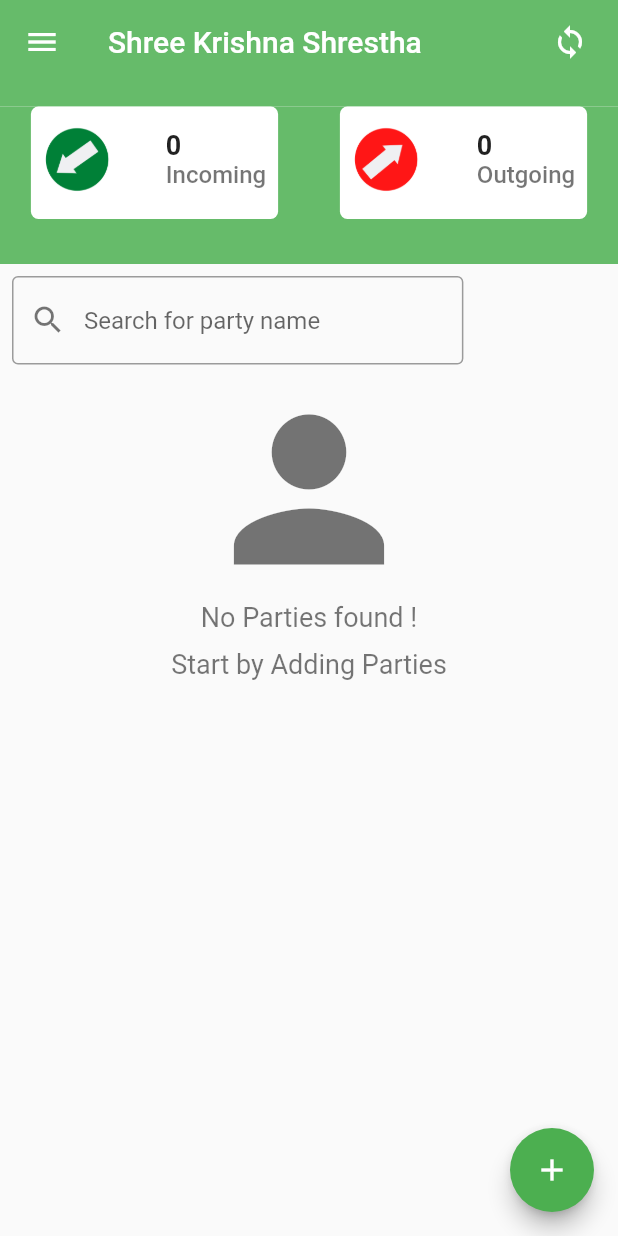
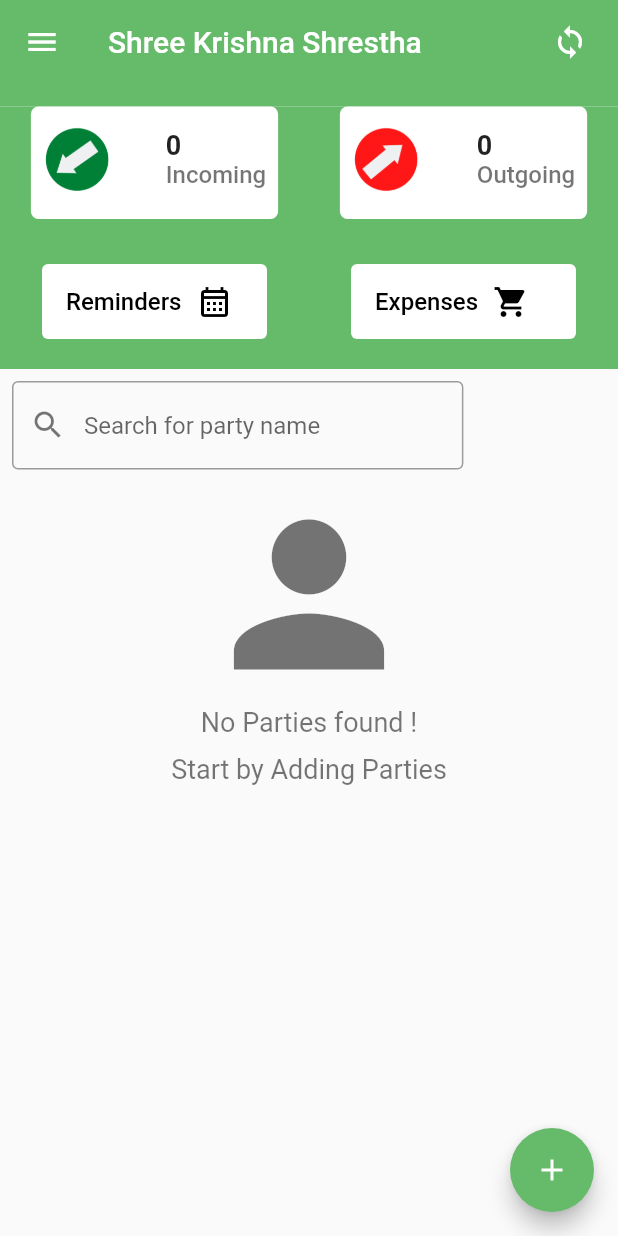
Before and after one commit to shreeecreation/Len-Den, a Flutter app: the screen it shows once a user with an empty profile is signed in, on a phone screen of 412 x 824 dp. Run offline on Flutter 3.47's test engine with Material 2 defaults, Android fonts, the phone set to English and light mode, and no system bars; drawn by our look-alikes of flutter_speed_dial; our stand-ins replace bloc, equatable, firebase_auth, firebase_core, flutter_bloc, flutter_profile_picture and 3 more; accounts and stored records are empty; Roboto replaces fonts that are missing (Georgia).

Commit message:
start expense

```diff
--- a/lib/Add Todos/Presentation/addtodos.dart
+++ b/lib/Add Todos/Presentation/addtodos.dart
@@ -234,6 +234,9 @@ class AddTodos extends StatelessWidget {
                   child: Padding(
                       padding: const EdgeInsets.all(8.0),
                       child: TextFormField(
+                          inputFormatters: <TextInputFormatter>[
+                            FilteringTextInputFormatter.allow(RegExp("[0-9a-zA-Z]")),
+                          ],
                           controller: phoneNo,
                           validator: (text) {
                             if (text == null || text.isEmpty) {
--- a/lib/Add Todos/Presentation/addtodosoutgoing.dart
+++ b/lib/Add Todos/Presentation/addtodosoutgoing.dart
@@ -214,6 +214,9 @@ class AddTodosOut extends StatelessWidget {
                   child: Padding(
                       padding: const EdgeInsets.all(8.0),
                       child: TextFormField(
+                          inputFormatters: <TextInputFormatter>[
+                            FilteringTextInputFormatter.allow(RegExp("[0-9a-zA-Z]")),
+                          ],
                           controller: phoneNo,
                           validator: (text) {
                             if (text == null || text.isEmpty) {
--- a/lib/Home/Presentation/home.dart
+++ b/lib/Home/Presentation/home.dart
@@ -1,10 +1,14 @@
 import 'package:flutter/material.dart';
 import 'package:flutter_bloc/flutter_bloc.dart';
 import 'package:flutter_profile_picture/flutter_profile_picture.dart';
+import 'package:flutter_speed_dial/flutter_speed_dial.dart';
+import 'package:get/get.dart' as gets;
+import 'package:merokarobar/Add%20Todos/Presentation/addtodos.dart';
+import 'package:merokarobar/Add%20Todos/Presentation/addtodosoutgoing.dart';
 import 'package:merokarobar/Database/database.dart';
 import 'package:merokarobar/Database/model.dart';
 import 'package:merokarobar/EditData/Service/blcprovider.dart';
-import 'package:merokarobar/Home/Service/expandablefloating.dart';
+import 'package:merokarobar/Expenses/expenses.dart';
 import 'package:merokarobar/Home/bloc/list_bloc.dart';
 import 'package:merokarobar/Theme/theme.dart';
 
@@ -25,7 +29,6 @@ class _HomeState extends State<Home> {
       context.read<BlcProvider>().gettotalblc();
       context.read<BlcProvider>().getpaidblc();
     });
-
     context.read<ListBloc>().add(ListfetchingEvent());
     Future.delayed(const Duration(seconds: 1), () {
       context.read<ListBloc>().add(ListfetchedEvent());
@@ -36,20 +39,45 @@ class _HomeState extends State<Home> {
   @override
   Widget build(BuildContext context) {
     return Scaffold(
-        floatingActionButton: ExpandableFabClass(distanceBetween: 80.0, subChildren: [
-          ElevatedButton(
-              style: ElevatedButton.styleFrom(backgroundColor: Colors.green),
-              onPressed: () {
-                Navigator.pushNamed(context, "addtodo");
-              },
-              child: const Text("Add Receiving")),
-          ElevatedButton(
-              style: ElevatedButton.styleFrom(backgroundColor: Colors.red),
-              onPressed: () {
-                Navigator.pushNamed(context, "addtodoout");
-              },
-              child: const Text("Add Outgoing"))
-        ]),
+        floatingActionButton: SpeedDial(
+          animatedIcon: AnimatedIcons.add_event,
+          backgroundColor: Colors.green[400],
+          overlayOpacity: 0.3,
+          overlayColor: Colors.green[400],
+          activeIcon: Icons.add,
+          children: [
+            SpeedDialChild(
+                child: const Icon(Icons.add),
+                label: "Add Incoming",
+                labelStyle: const TextStyle(fontSize: 13, fontWeight: FontWeight.w600),
+                labelBackgroundColor: const Color.fromARGB(255, 137, 238, 159),
+                backgroundColor: Colors.green,
+                onTap: () {
+                                    gets.Get.to(AddTodos(), transition: gets.Transition.fadeIn, duration: const Duration(milliseconds: 200));
+
+                }),
+            SpeedDialChild(
+                child: const Icon(Icons.add),
+                label: "Add Outgoing",
+                labelStyle: const TextStyle(fontSize: 13, fontWeight: FontWeight.w600),
+                labelBackgroundColor: const Color.fromARGB(255, 255, 161, 160),
+                backgroundColor: Colors.green,
+                onTap: () {
+                  gets.Get.to(AddTodosOut(), transition: gets.Transition.rightToLeft, duration: const Duration(milliseconds: 500));
+
+                }),
+            SpeedDialChild(
+                child: const Icon(Icons.add),
+                label: "Add Expenses",
+                labelStyle: const TextStyle(fontSize: 13, fontWeight: FontWeight.w600),
+                labelBackgroundColor: const Color.fromARGB(255, 255, 161, 160),
+                backgroundColor: Colors.green,
+                onTap: () {
+                  // Get.toNamed("addexpenses",transition: );
+                  gets.Get.to(const AddExpenses(), transition: gets.Transition.leftToRight, duration: const Duration(milliseconds: 500));
+                })
+          ],
+        ),
         appBar: AppBar(backgroundColor: CTheme.kPrimaryColor, elevation: 0, title: const Text("Shree Krishna Shrestha"), actions: [
           GestureDetector(
               onTap: () {
@@ -67,6 +95,7 @@ class _HomeState extends State<Home> {
                 color: CTheme.kPrimaryColor,
                 child: Column(
                   mainAxisAlignment: MainAxisAlignment.center,
+                  crossAxisAlignment: CrossAxisAlignment.start,
                   children: [
                     Row(
                       mainAxisAlignment: MainAxisAlignment.spaceAround,
@@ -115,7 +144,7 @@ class _HomeState extends State<Home> {
                                       Column(crossAxisAlignment: CrossAxisAlignment.start, children: [
                                         Text(context.watch<BlcProvider>().paidblc.toString(),
                                             style: const TextStyle(fontSize: 18, fontWeight: FontWeight.w600)),
-                                        const Text("Outgoing", style: TextStyle(fontSize: 16, fontWeight: FontWeight.w500, color: Colors.black54)),
+                                        const Text("Outgoing", style: TextStyle(fontSize: 16, fontWeight: FontWeight.w500, color: Colors.black54))
                                       ])
                                     ])),
                                 const SizedBox(height: 5),
@@ -123,7 +152,9 @@ class _HomeState extends State<Home> {
                             )),
                       ],
                     ),
-                    Container(color: CTheme.kPrimaryColor, height: 30, width: 100, child: const Text(""))
+                    Container(color: CTheme.kPrimaryColor, height: 30, width: 100, child: const Text("")),
+                    reminderrow(),
+                    Container(color: CTheme.kPrimaryColor, height: 20, width: 100, child: const Text("")),
                   ],
                 ),
               ),
@@ -180,6 +211,44 @@ class _HomeState extends State<Home> {
             ],
           ),
         ));
+  }
+
+  Row reminderrow() {
+    return Row(
+      mainAxisAlignment: MainAxisAlignment.spaceAround,
+      children: [
+        Padding(
+          padding: const EdgeInsets.only(left: 00),
+          child: SizedBox(
+            width: 150,
+            height: 50,
+            child: ElevatedButton(
+                onPressed: () {},
+                style: ElevatedButton.styleFrom(elevation: 0, backgroundColor: Colors.white),
+                child: Row(children: const [
+                  Text("Reminders", style: TextStyle(color: Colors.black, fontSize: 16)),
+                  SizedBox(width: 10),
+                  Icon(Icons.calendar_month_outlined, color: Colors.black)
+                ])),
+          ),
+        ),
+        Padding(
+          padding: const EdgeInsets.only(left: 00),
+          child: SizedBox(
+            width: 150,
+            height: 50,
+            child: ElevatedButton(
+                onPressed: () {},
+                style: ElevatedButton.styleFrom(elevation: 0, backgroundColor: Colors.white),
+                child: Row(children: const [
+                  Text("Expenses", style: TextStyle(color: Colors.black, fontSize: 16)),
+                  SizedBox(width: 10),
+                  Icon(Icons.shopping_cart, color: Colors.black)
+                ])),
+          ),
+        ),
+      ],
+    );
   }
 
   ListView partyListView() {
@@ -245,3 +314,24 @@ class _HomeState extends State<Home> {
     });
   }
 }
+      //  ElevatedButton(
+      //         style: ElevatedButton.styleFrom(backgroundColor: Colors.green),
+      //         onPressed: () {
+      //           Navigator.pushNamed(context, "addtodo");
+      //         },
+      //         child: const Text("Add Receiving")),
+      //     Padding(
+      //       padding: const EdgeInsets.only(top: 18),
+      //       child: ElevatedButton(
+      //           style: ElevatedButton.styleFrom(backgroundColor: Colors.red),
+      //           onPressed: () {
+      //             Navigator.pushNamed(context, "addtodoout");
+      //           },
+      //           child: const Text("Add Outgoing")),
+      //     ),
+      //     ElevatedButton(
+      //         style: ElevatedButton.styleFrom(backgroundColor: Colors.green),
+      //         onPressed: () {
+      //           Navigator.pushNamed(context, "addtodo");
+      //         },
+      //         child: const Text("Add Expenses")),
--- a/lib/Home/Service/expandablefloating.dart
+++ b/lib/Home/Service/expandablefloating.dart
@@ -2,46 +2,43 @@ import 'dart:math' as math;
 import 'package:flutter/material.dart';
 
 @immutable
-class ExpandableFabClass extends StatefulWidget {
-  const ExpandableFabClass({
+class ExpandableFab extends StatefulWidget {
+  const ExpandableFab({
     Key? key,
-    this.isInitiallyOpen,
-    required this.distanceBetween,
-    required this.subChildren,
+    this.initialOpen,
+    required this.distance,
+    required this.children,
   }) : super(key: key);
-
-  final bool? isInitiallyOpen;
-  final double distanceBetween;
-  final List<Widget> subChildren;
-
+  final bool? initialOpen;
+  final double distance;
+  final List<Widget> children;
   @override
-  _ExpandableFabClassState createState() => _ExpandableFabClassState();
+  _ExpandableFabState createState() => _ExpandableFabState();
 }
 
-class _ExpandableFabClassState extends State<ExpandableFabClass> with SingleTickerProviderStateMixin {
-  late final AnimationController _animationController;
-  late final Animation<double> _expandAnimationFab;
+class _ExpandableFabState extends State<ExpandableFab> with SingleTickerProviderStateMixin {
+  late final AnimationController _controller;
+  late final Animation<double> _expandAnimation;
   bool _open = false;
-
   @override
   void initState() {
     super.initState();
-    _open = widget.isInitiallyOpen ?? false;
-    _animationController = AnimationController(
+    _open = widget.initialOpen ?? false;
+    _controller = AnimationController(
       value: _open ? 1.0 : 0.0,
       duration: const Duration(milliseconds: 250),
       vsync: this,
     );
-    _expandAnimationFab = CurvedAnimation(
+    _expandAnimation = CurvedAnimation(
       curve: Curves.fastOutSlowIn,
       reverseCurve: Curves.easeOutQuad,
-      parent: _animationController,
+      parent: _controller,
     );
   }
 
   @override
   void dispose() {
-    _animationController.dispose();
+    _controller.dispose();
     super.dispose();
   }
 
@@ -49,9 +46,9 @@ class _ExpandableFabClassState extends State<ExpandableFabClass> with SingleTick
     setState(() {
       _open = !_open;
       if (_open) {
-        _animationController.forward();
+        _controller.forward();
       } else {
-        _animationController.reverse();
+        _controller.reverse();
       }
     });
   }
@@ -73,7 +70,7 @@ class _ExpandableFabClassState extends State<ExpandableFabClass> with SingleTick
 
   Widget _buildTapToCloseFab() {
     return SizedBox(
-      width: 56.0,
+      width: 46.0,
       height: 56.0,
       child: Center(
         child: Material(
@@ -97,15 +94,15 @@ class _ExpandableFabClassState extends State<ExpandableFabClass> with SingleTick
 
   List<Widget> _buildExpandingActionButtons() {
     final children = <Widget>[];
-    final count = widget.subChildren.length;
+    final count = widget.children.length;
     final step = 90.0 / (count - 1);
     for (var i = 0, angleInDegrees = 0.0; i < count; i++, angleInDegrees += step) {
       children.add(
         _ExpandingActionButton(
           directionInDegrees: angleInDegrees,
-          maxDistance: widget.distanceBetween,
-          progress: _expandAnimationFab,
-          child: widget.subChildren[i],
+          maxDistance: widget.distance,
+          progress: _expandAnimation,
+          child: widget.children[i],
         ),
       );
     }
@@ -129,9 +126,8 @@ class _ExpandableFabClassState extends State<ExpandableFabClass> with SingleTick
           curve: const Interval(0.25, 1.0, curve: Curves.easeInOut),
           duration: const Duration(milliseconds: 250),
           child: FloatingActionButton(
-            backgroundColor: Colors.green,
             onPressed: _toggle,
-            child: const Icon(Icons.add),
+            child: const Icon(Icons.create),
           ),
         ),
       ),
@@ -148,19 +144,17 @@ class _ExpandingActionButton extends StatelessWidget {
     required this.progress,
     required this.child,
   }) : super(key: key);
-
   final double directionInDegrees;
   final double maxDistance;
   final Animation<double> progress;
   final Widget child;
-
   @override
   Widget build(BuildContext context) {
     return AnimatedBuilder(
       animation: progress,
       builder: (context, child) {
         final offset = Offset.fromDirection(
-          directionInDegrees * (math.pi / 180.0),
+          directionInDegrees * (math.pi / 300.0),
           progress.value * maxDistance,
         );
         return Positioned(
@@ -179,3 +173,34 @@ class _ExpandingActionButton extends StatelessWidget {
     );
   }
 }
+
+@immutable
+class ActionButton extends StatelessWidget {
+  const ActionButton({
+    Key? key,
+    required this.icon,
+    this.tooltip,
+    this.onPressed,
+  }) : super(key: key);
+  final VoidCallback? onPressed;
+  final Widget icon;
+  final String? tooltip;
+  @override
+  Widget build(BuildContext context) {
+    final theme = Theme.of(context);
+    return Material(
+      shape: const CircleBorder(),
+      clipBehavior: Clip.antiAlias,
+      color: theme.colorScheme.secondary,
+      elevation: 4.0,
+      child: IconTheme.merge(
+        data: theme.accentIconTheme,
+        child: IconButton(
+          tooltip: tooltip,
+          onPressed: onPressed,
+          icon: icon,
+        ),
+      ),
+    );
+  }
+}
--- a/lib/Routes/routes.dart
+++ b/lib/Routes/routes.dart
@@ -5,6 +5,7 @@ import 'package:merokarobar/Add%20Todos/Presentation/addtodos.dart';
 import 'package:merokarobar/Add%20Todos/Presentation/addtodosoutgoing.dart';
 import 'package:merokarobar/EditData/Presentation/editdata.dart';
 import 'package:merokarobar/EditData/Presentation/editreceivedoutgoing.dart';
+import 'package:merokarobar/Expenses/expenses.dart';
 import 'package:merokarobar/Home/Presentation/home.dart';
 import 'package:merokarobar/Login/Presentation/home.dart';
 import 'package:merokarobar/Login/Presentation/otp.dart';
@@ -21,6 +22,8 @@ class router {
         return MaterialPageRoute(builder: (_) => const Home());
       case "addtodo":
         return MaterialPageRoute(builder: (_) => AddTodos());
+      case "addexpense":
+        return MaterialPageRoute(builder: (_) => const AddExpenses());
       case "addtodoout":
         return MaterialPageRoute(builder: (_) => AddTodosOut());
       case "editr":
--- a/pubspec.yaml
+++ b/pubspec.yaml
@@ -47,6 +47,8 @@ dependencies:
   intl: ^0.17.0
   provider: ^6.0.4
   flutter_profile_picture: ^2.0.0
+  flutter_speed_dial: ^6.2.0
+  page_transition: ^2.0.9
 
 dev_dependencies:
   flutter_test:
```
Also changed, not shown: lib/EditData/Presentation/editreceivedoutgoing.dart (+12 -16 lines), lib/Expenses/expenses.dart (added, +10 -0 lines), pubspec.lock.
